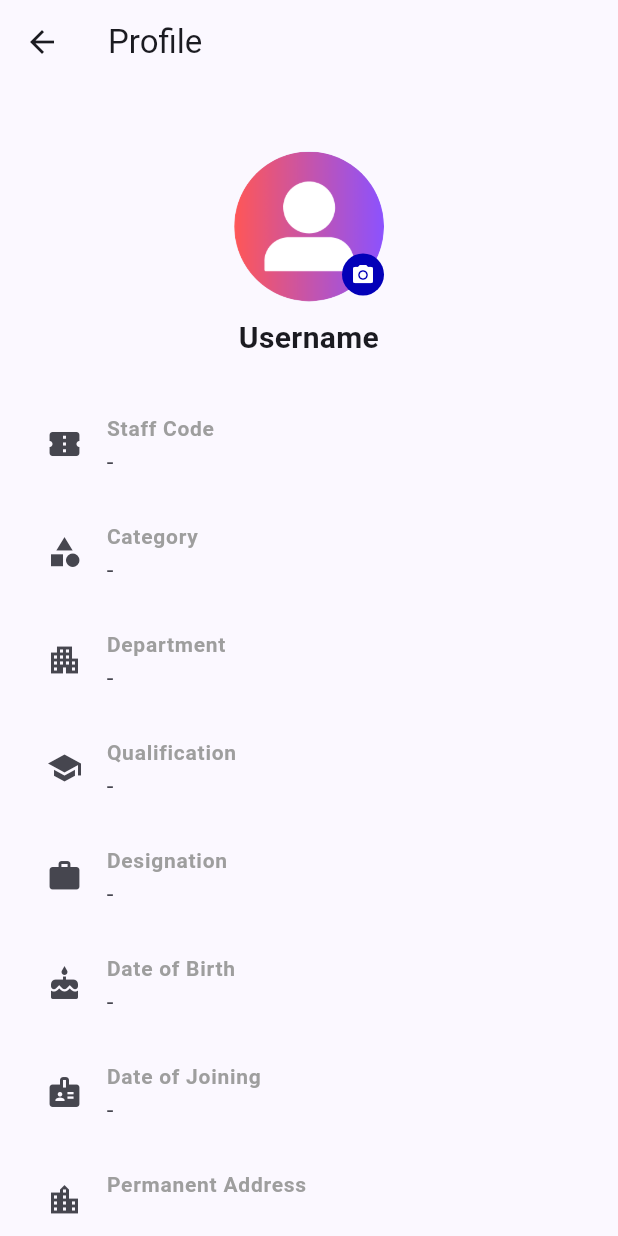
After one commit to vinothrasamani/attendance, a Flutter app: the ProfileScreen screen opened directly, on a phone screen of 412 x 824 dp. The commit adds this screen. Run offline on Flutter 3.47's test engine with Material 3 defaults, Android fonts, the phone set to English and light mode, and no system bars; our stand-ins replace animated_toggle_switch, flutter_riverpod, geolocator, get, permission_handler, shared_preferences and 1 more; missing offline and left inert: local_auth_android, local_auth_platform_interface, wifi_iot; accounts and stored records are empty; network calls fail.

Commit message:
Profile implementation

```diff
--- /dev/null
+++ b/lib/model/profile_model.dart
@@ -0,0 +1,118 @@
+import 'dart:convert';
+
+ProfileModel profileModelFromJson(String str) =>
+    ProfileModel.fromJson(json.decode(str));
+
+String profileModelToJson(ProfileModel data) => json.encode(data.toJson());
+
+class ProfileModel {
+  bool success;
+  ProfileData? data;
+  String message;
+
+  ProfileModel({
+    required this.success,
+    required this.data,
+    required this.message,
+  });
+
+  factory ProfileModel.fromJson(Map<String, dynamic> json) => ProfileModel(
+        success: json["success"],
+        data: json["data"] == null ? null : ProfileData.fromJson(json["data"]),
+        message: json["message"],
+      );
+
+  Map<String, dynamic> toJson() => {
+        "success": success,
+        "data": data?.toJson(),
+        "message": message,
+      };
+}
+
+class ProfileData {
+  String firstName;
+  String? middleName;
+  String? lastName;
+  String staffCode;
+  String? mobilePhone;
+  dynamic token;
+  String? appAdmin;
+  String? department;
+  String? designation;
+  String? shiftOid;
+  String? divisionOid;
+  String? categoryOid;
+  String? category;
+  String? division;
+  String? shiftname;
+  String? permenantAddress;
+  DateTime? dob;
+  DateTime? doj;
+  String? qualification;
+
+  ProfileData({
+    required this.firstName,
+    required this.middleName,
+    required this.lastName,
+    required this.staffCode,
+    required this.mobilePhone,
+    required this.token,
+    required this.appAdmin,
+    required this.department,
+    required this.designation,
+    required this.shiftOid,
+    required this.divisionOid,
+    required this.categoryOid,
+    required this.category,
+    required this.division,
+    required this.shiftname,
+    required this.permenantAddress,
+    required this.dob,
+    required this.doj,
+    required this.qualification,
+  });
+
+  factory ProfileData.fromJson(Map<String, dynamic> json) => ProfileData(
+        firstName: json["FirstName"],
+        middleName: json["MiddleName"],
+        lastName: json["LastName"],
+        staffCode: json["StaffCode"],
+        mobilePhone: json["MobilePhone"],
+        token: json["token"],
+        appAdmin: json["AppAdmin"],
+        department: json["department"],
+        designation: json["designation"],
+        shiftOid: json["shiftOid"],
+        divisionOid: json["DivisionOid"],
+        categoryOid: json["CategoryOid"],
+        category: json["Category"],
+        division: json["Division"],
+        shiftname: json["Shiftname"],
+        permenantAddress: json["PermenantAddress"],
+        dob: json["DOB"] == null ? null : DateTime.parse(json["DOB"]),
+        doj: json["DOJ"] == null ? null : DateTime.parse(json["DOJ"]),
+        qualification: json["Qualification"],
+      );
+
+  Map<String, dynamic> toJson() => {
+        "FirstName": firstName,
+        "MiddleName": middleName,
+        "LastName": lastName,
+        "StaffCode": staffCode,
+        "MobilePhone": mobilePhone,
+        "token": token,
+        "AppAdmin": appAdmin,
+        "department": department,
+        "designation": designation,
+        "shiftOid": shiftOid,
+        "DivisionOid": divisionOid,
+        "CategoryOid": categoryOid,
+        "Category": category,
+        "Division": division,
+        "Shiftname": shiftname,
+        "PermenantAddress": permenantAddress,
+        "DOB": dob?.toIso8601String(),
+        "DOJ": doj?.toIso8601String(),
+        "Qualification": qualification,
+      };
+}
--- a/lib/view/home_screen.dart
+++ b/lib/view/home_screen.dart
@@ -1,6 +1,7 @@
 import 'package:attendance/base_file.dart';
 import 'package:attendance/main.dart';
 import 'package:attendance/model/user_model.dart';
+import 'package:attendance/view/profile_screen.dart';
 import 'package:attendance/view_model/auth_service.dart';
 import 'package:attendance/view_model/home_service.dart';
 import 'package:attendance/view_model/user_sevice.dart';
@@ -131,9 +132,14 @@ class _HomeScreenState extends ConsumerState<HomeScreen> {
                       EdgeInsets.symmetric(vertical: 0, horizontal: 0),
                   leading: Padding(
                     padding: const EdgeInsets.only(left: 6),
-                    child: Icon(Icons.account_circle,
-                        size: 40, color: Colors.white),
+                    child: CircleAvatar(
+                      backgroundImage: AssetImage('assets/person.png'),
+                    ),
                   ),
+                  onTap: () {
+                    Get.to(() => ProfileScreen(),
+                        transition: Transition.leftToRightWithFade);
+                  },
                   title: Text(
                     'Welcome ${user != null ? '${user!.firstName} ${user!.middleName ?? ''} ${user!.lastName ?? ''}' : 'User'}',
                     overflow: TextOverflow.ellipsis,
@@ -173,11 +179,7 @@ class _HomeScreenState extends ConsumerState<HomeScreen> {
                                   child: Column(
                                     mainAxisSize: MainAxisSize.min,
                                     children: [
-                                      Icon(
-                                        Icons.error_outline,
-                                        color: c,
-                                        size: 40,
-                                      ),
+                                      Icon(Icons.error, color: c, size: 40),
                                       SizedBox(height: 10),
                                       Text(
                                         'Something went wrong, please contact admin!',
--- /dev/null
+++ b/lib/view/profile_screen.dart
@@ -0,0 +1,132 @@
+import 'package:attendance/main.dart';
+import 'package:attendance/model/profile_model.dart';
+import 'package:attendance/view_model/profile_service.dart';
+import 'package:attendance/view_model/user_sevice.dart';
+import 'package:flutter/material.dart';
+import 'package:flutter_riverpod/flutter_riverpod.dart';
+
+class ProfileScreen extends ConsumerWidget {
+  const ProfileScreen({super.key});
+
+  @override
+  Widget build(BuildContext context, WidgetRef ref) {
+    final user = ref.watch(userProvider);
+    final profile = ref.watch(ProfileService.profile(user?.staffCode));
+    final c = Colors.red[800]!;
+    final size = MediaQuery.of(context).size;
+
+    Widget info(IconData icon, String title, String val) => ListTile(
+          leading: Icon(icon),
+          title: Text(
+            title,
+            style: TextStyle(
+                fontSize: 14, fontWeight: FontWeight.bold, color: Colors.grey),
+          ),
+          subtitle: Text(val, style: TextStyle(fontSize: 16)),
+        );
+
+    Widget details(ProfileData? p) {
+      return Column(
+        children: [
+          info(Icons.confirmation_number, 'Staff Code', p?.staffCode ?? '-'),
+          info(Icons.category, 'Category', p?.category ?? '-'),
+          info(Icons.apartment, 'Department', p?.department ?? '-'),
+          info(Icons.school, 'Qualification', p?.qualification ?? '-'),
+          info(Icons.work, 'Designation', p?.designation ?? '-'),
+          info(Icons.cake, 'Date of Birth',
+              p?.dob?.toIso8601String().split('T')[0] ?? '-'),
+          info(Icons.badge, 'Date of Joining',
+              p?.doj?.toIso8601String().split(' ')[0] ?? '-'),
+          info(Icons.location_city, 'Permanent Address',
+              p?.permenantAddress ?? '-'),
+        ],
+      );
+    }
+
+    return Scaffold(
+      appBar: AppBar(title: Text('Profile')),
+      body: SafeArea(
+        child: Container(
+          padding: EdgeInsets.all(15),
+          width: double.infinity,
+          child: SingleChildScrollView(
+            child: Column(
+              children: [
+                SizedBox(height: 30),
+                GestureDetector(
+                  onTap: () {},
+                  child: Stack(
+                    children: [
+                      CircleAvatar(
+                        radius: 50,
+                        backgroundImage: AssetImage('assets/person.png'),
+                      ),
+                      Positioned(
+                        bottom: 4,
+                        right: 0,
+                        child: CircleAvatar(
+                          backgroundColor: baseColor,
+                          radius: 14,
+                          child: Icon(Icons.photo_camera,
+                              color: Colors.white, size: 16),
+                        ),
+                      ),
+                    ],
+                  ),
+                ),
+                SizedBox(height: 10),
+                Text(
+                  user != null
+                      ? ('${user.firstName} ${user.middleName ?? ''} ${user.lastName ?? ''}')
+                          .trim()
+                      : 'Username',
+                  textAlign: TextAlign.center,
+                  style: TextStyle(fontSize: 20, fontWeight: FontWeight.bold),
+                ),
+                SizedBox(height: 20),
+                profile.when(
+                  data: (snap) {
+                    return details(snap);
+                  },
+                  error: (error, _) {
+                    return SizedBox(
+                      height: size.height * 0.55,
+                      child: Center(
+                        child: Container(
+                          padding: EdgeInsets.all(10),
+                          margin: EdgeInsets.symmetric(horizontal: 20),
+                          decoration: BoxDecoration(
+                            borderRadius: BorderRadius.circular(6),
+                            border: Border.all(color: c.withAlpha(80)),
+                            color: c.withAlpha(10),
+                          ),
+                          child: Column(
+                            mainAxisSize: MainAxisSize.min,
+                            children: [
+                              Icon(Icons.error, color: c, size: 40),
+                              SizedBox(height: 10),
+                              Text(
+                                'Unable to load profile, try again later!',
+                                style: TextStyle(color: c),
+                              ),
+                            ],
+                          ),
+                        ),
+                      ),
+                    );
+                  },
+                  loading: () {
+                    return SizedBox(
+                      height: size.height * 0.55,
+                      child: Center(child: CircularProgressIndicator()),
+                    );
+                  },
+                ),
+              ],
+            ),
+          ),
+        ),
+      ),
+    );
+  }
+}
--- /dev/null
+++ b/lib/view_model/profile_service.dart
@@ -0,0 +1,21 @@
+import 'package:attendance/base_file.dart';
+import 'package:attendance/model/profile_model.dart';
+import 'package:flutter_riverpod/flutter_riverpod.dart';
+
+class ProfileService {
+  static final profile = FutureProvider.family
+      .autoDispose<ProfileData?, String?>((ref, code) async {
+    try {
+      final ip = ref.read(BaseFile.ip);
+      final port = ref.read(BaseFile.port);
+      final res = await BaseFile.getMethod('profile?code=$code', ip, port);
+      final data = profileModelFromJson(res);
+      if (data.success) {
+        return Future.value(data.data);
+      }
+      return null;
+    } catch (e) {
+      return null;
+    }
+  });
+}
--- a/lib/view_model/wifi_service.dart
+++ b/lib/view_model/wifi_service.dart
@@ -133,10 +133,8 @@ class WifiService with WidgetsBindingObserver {
   static Future<bool> bindToWifi() async {
     try {
       await platform.invokeMethod("bindNetwork");
-      debugPrint("Successfully bound app to Wi-Fi network");
       return true;
     } catch (e) {
-      debugPrint("Failed to bind network: $e");
       return false;
     }
   }
```
Also changed, not shown: assets/person.png (added).
